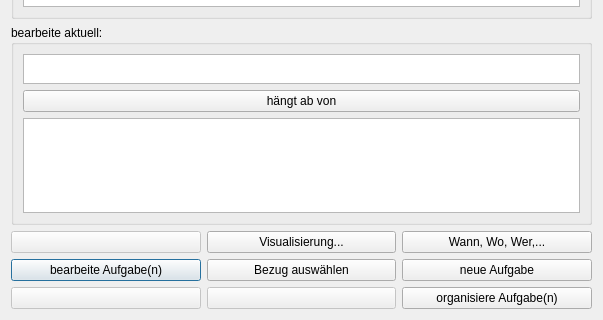
Above: src/ui/task_organizer.ui from amogorkon/watnu before the change; both pictures show x 0 to 603 and y 280 to 600 of the 603 by 600 pixel window. Below: the same form after it.
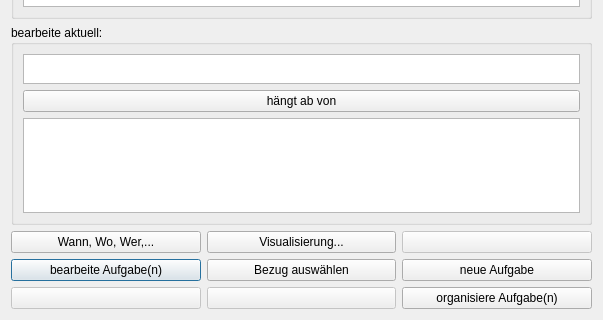
That is the form after the change. Icons and pictures are not drawn.

```diff
--- a/src/ui/task_organizer.ui
+++ b/src/ui/task_organizer.ui
@@ -710,7 +710,7 @@
      <item row="1" column="1">
       <widget class="QPushButton" name="button7">
        <property name="enabled">
-        <bool>false</bool>
+        <bool>true</bool>
        </property>
        <property name="sizePolicy">
         <sizepolicy hsizetype="MinimumExpanding" vsizetype="Minimum">
@@ -719,7 +719,7 @@
         </sizepolicy>
        </property>
        <property name="text">
-        <string/>
+        <string>Wann, Wo, Wer,...</string>
        </property>
        <property name="shortcut">
         <string>7</string>
@@ -748,7 +748,7 @@
      <item row="1" column="3">
       <widget class="QPushButton" name="button9">
        <property name="enabled">
-        <bool>true</bool>
+        <bool>false</bool>
        </property>
        <property name="sizePolicy">
         <sizepolicy hsizetype="MinimumExpanding" vsizetype="Minimum">
@@ -757,7 +757,7 @@
         </sizepolicy>
        </property>
        <property name="text">
-        <string>Wann, Wo, Wer,...</string>
+        <string/>
        </property>
        <property name="shortcut">
         <string>9</string>
```
